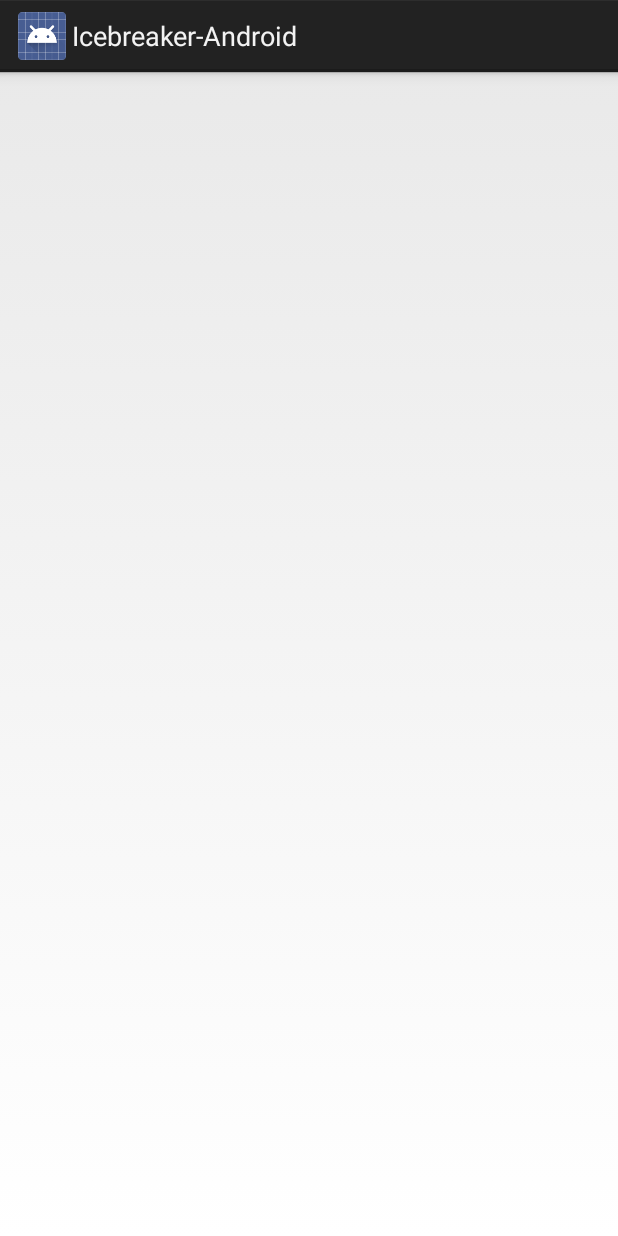
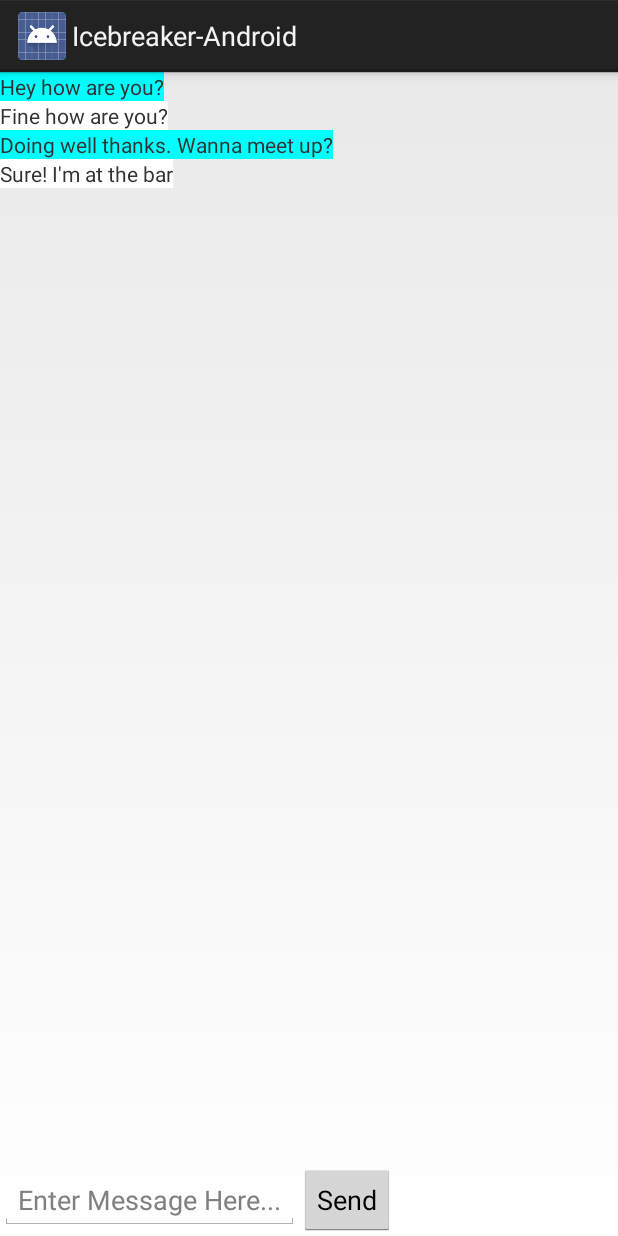
Before and after one commit to Stefan4472/Icebreaker, an Android app: the ChatActivity screen opened directly, with no data from a screen before it, on a phone screen of 412 x 824 dp. Run offline under Robolectric (Android 15) with nearby library versions, the phone set to English and light mode, and no system bars.

Commit message:
Chat Messages Showing Up, Updating, Different Colors

```diff
--- a/icebreaker-android/app/src/main/java/com/andycjstefan/icebreaker_android/ChatActivity.java
+++ b/icebreaker-android/app/src/main/java/com/andycjstefan/icebreaker_android/ChatActivity.java
@@ -2,25 +2,36 @@ package com.andycjstefan.icebreaker_android;
 
 import android.app.Activity;
 import android.os.Bundle;
+import android.support.v7.widget.LinearLayoutManager;
 import android.support.v7.widget.RecyclerView;
 import android.util.Log;
+import android.view.View;
+import android.widget.EditText;
 
+import java.util.LinkedList;
 import java.util.List;
 
 public class ChatActivity extends Activity {
 
     private static String[] messageObjects = {
-            "1, 2, Hey how are you?, 1515814620397",
-            "2, 1, Fine how are you?, 1515814648408",
-            "1, 2, Doing well thanks. Wanna meet up? I'm in the back, 1515814748408",
-            "2, 1, Sure! Meet you there... ;), 1515814848408"
+            "1,2,Hey how are you?,1515814620397",
+            "2,1,Fine how are you?,1515814648408",
+            "1,2,Doing well thanks. Wanna meet up?,1515814748408",
+            "2,1,Sure! I'm at the bar,1515814848408"
     };
 
     // displays scrolling list of chat messages
     private RecyclerView chatRecyclerView;
+    // adapter to chatRecyclerView
+    private ChatLogAdapter chatLogAdapter;
+    // box where user enters message
+    private EditText messageBox;
 
     // list of message objects in the chat
-    private List<Message> messages;
+    private List<Message> messages = new LinkedList<>();
+
+    // id of this user, and the user chatting with TODO: SEND IN BUNDLE
+    private int userId = 1, partnerId = 2;
 
     @Override
     protected void onCreate(Bundle savedInstanceState) {
@@ -28,14 +39,28 @@ public class ChatActivity extends Activity {
         setContentView(R.layout.chat_layout);
 
         chatRecyclerView = (RecyclerView) findViewById(R.id.chat_recycler_view);
+        chatRecyclerView.setLayoutManager(new LinearLayoutManager(this));
+
+        messageBox = (EditText) findViewById(R.id.type_message_field);
 
         // init messages from messageObjects
         for (String msg_str : messageObjects) {
-            messages.add(new Message(msg_str));
+            messages.add(Message.parse(msg_str));
             Log.d("Chat Activity", "Reading " + messages.get(messages.size() - 1));
         }
 
-        ChatLogAdapter chat_log_adapter = new ChatLogAdapter(this, messages);
-        chatRecyclerView.setAdapter(chat_log_adapter);
+        chatLogAdapter = new ChatLogAdapter(this, messages, userId, partnerId);
+        chatRecyclerView.setAdapter(chatLogAdapter);
+
+    }
+
+    // called when user clicks button to send typed message
+    public void onMessageSent(View view) {
+        Log.d("ChatActivity", "Adding Message");
+        // construct message object
+        Message sent = new Message(userId, partnerId, messageBox.getText().toString(), System.currentTimeMillis());
+        chatLogAdapter.addMessage(sent);
+        // clear text box
+        messageBox.setText("");
     }
 }
--- a/icebreaker-android/app/src/main/java/com/andycjstefan/icebreaker_android/ChatLogAdapter.java
+++ b/icebreaker-android/app/src/main/java/com/andycjstefan/icebreaker_android/ChatLogAdapter.java
@@ -1,6 +1,7 @@
 package com.andycjstefan.icebreaker_android;
 
 import android.content.Context;
+import android.graphics.Color;
 import android.support.v7.widget.RecyclerView;
 import android.text.Layout;
 import android.view.LayoutInflater;
@@ -11,7 +12,7 @@ import android.widget.TextView;
 import java.util.List;
 
 /**
- * Created by Stefan on 1/12/2018.
+ * Adapter for RecyclerView showing chat messages in the chat log.
  */
 
 public class ChatLogAdapter extends RecyclerView.Adapter<ChatLogAdapter.ChatMessageViewHolder> {
@@ -19,10 +20,13 @@ public class ChatLogAdapter extends RecyclerView.Adapter<ChatLogAdapter.ChatMess
     // messages in the chat
     private List<Message> messages;
     private Context context;
+    private int userId, partnerId;
 
-    public ChatLogAdapter(Context context, List<Message> messages) { // todo: give the JSON objects?
+    public ChatLogAdapter(Context context, List<Message> messages, int userId, int partnerId) { // todo: give the JSON objects?
         this.context = context;
         this.messages = messages;
+        this.userId = userId;
+        this.partnerId = partnerId;
     }
 
     @Override
@@ -34,6 +38,10 @@ public class ChatLogAdapter extends RecyclerView.Adapter<ChatLogAdapter.ChatMess
     @Override
     public void onBindViewHolder(ChatMessageViewHolder holder, int position) {
         Message m = messages.get(position);
+
+        // notify whether message in question was sent by this user
+        holder.setSentByUser(m.getSenderId() == userId);
+
         // bind data from the specified message to the holder layout
         holder.textView.setText(m.getText());
     }
@@ -43,12 +51,31 @@ public class ChatLogAdapter extends RecyclerView.Adapter<ChatLogAdapter.ChatMess
         return messages.size();
     }
 
+    // adds message to the chat
+    public void addMessage(Message newMsg) { // TODO: FIND POSITION USING TIMESTAMP
+        messages.add(newMsg);
+        // update
+        notifyItemInserted(messages.size() - 1);
+    }
+
     class ChatMessageViewHolder extends RecyclerView.ViewHolder {
         protected TextView textView;
+        // whether message was sent by the user (false = received)
+        protected boolean sentByUser;
 
         public ChatMessageViewHolder(View view) {
             super(view);
             this.textView = (TextView) view.findViewById(R.id.message_textview);
         }
+
+        public void setSentByUser(boolean sentByUser) {
+            this.sentByUser = sentByUser;
+            if (sentByUser) { // set cyan background and right-justify TODO: LEFT/RIGHT JUSTIFY
+                textView.setBackgroundColor(Color.CYAN);
+            } else { // set white background and left-justify
+                textView.setBackgroundColor(Color.WHITE);
+            }
+
+        }
     }
 }
--- a/icebreaker-android/app/src/main/java/com/andycjstefan/icebreaker_android/Message.java
+++ b/icebreaker-android/app/src/main/java/com/andycjstefan/icebreaker_android/Message.java
@@ -8,18 +8,32 @@ package com.andycjstefan.icebreaker_android;
 
 public class Message {
 
-    private int senderId, receiverId;
-    private String text;
-    private long timeStamp;
+    private int senderId = -1, receiverId = -1;
+    private String text = "";
+    private long timeStamp = 0;
+
+
+    public Message() {
+
+    }
+
+    public Message(int senderId, int receiverId, String text, long timeStamp) {
+        this.senderId = senderId;
+        this.receiverId = receiverId;
+        this.text = text;
+        this.timeStamp = timeStamp;
+    }
 
     // parses Message from string
     // String is simply comma-separated values TODO: COMMA-SEPARATION DOESN'T ALLOW MESSAGES TO CONTAIN COMMAS
-    public Message(String fromString) {
+    public static Message parse(String fromString) {
+        Message parsed = new Message();
         String[] values = fromString.split(",");
-        senderId = Integer.parseInt(values[0]);
-        receiverId = Integer.parseInt(values[1]);
-        text = values[2];
-        timeStamp = Long.parseLong(values[3]);
+        parsed.senderId = Integer.parseInt(values[0]);
+        parsed.receiverId = Integer.parseInt(values[1]);
+        parsed.text = values[2];
+        parsed.timeStamp = Long.parseLong(values[3]);
+        return parsed;
     }
 
     public int getSenderId() {
--- a/icebreaker-android/app/src/main/res/layout/chat_layout.xml
+++ b/icebreaker-android/app/src/main/res/layout/chat_layout.xml
@@ -12,4 +12,27 @@
         android:layout_height="match_parent">
     </android.support.v7.widget.RecyclerView>
 
+    <LinearLayout
+        android:layout_width="match_parent"
+        android:layout_height="wrap_content"
+        android:layout_alignParentBottom="true"
+        android:orientation="horizontal">
+
+        <!-- Box to type message -->
+        <EditText
+            android:id="@+id/type_message_field"
+            android:layout_width="wrap_content"
+            android:layout_height="wrap_content"
+            android:hint="Enter Message Here..."/>
+
+        <!-- Button to send message -->
+        <Button
+            android:id="@+id/send_message_btn"
+            android:layout_width="wrap_content"
+            android:layout_height="wrap_content"
+            android:text="Send"
+            android:onClick="onMessageSent"/>
+    </LinearLayout>
+
+
 </RelativeLayout>
--- a/icebreaker-android/app/src/main/res/layout/chat_message_layout.xml
+++ b/icebreaker-android/app/src/main/res/layout/chat_message_layout.xml
@@ -1,6 +1,7 @@
 <?xml version="1.0" encoding="utf-8"?>
 <LinearLayout
-    xmlns:android="http://schemas.android.com/apk/res/android" android:layout_width="match_parent"
+    xmlns:android="http://schemas.android.com/apk/res/android"
+    android:layout_width="match_parent"
     android:layout_height="match_parent">
 
     <TextView
```
Also changed, not shown: icebreaker-android/app/src/main/java/com/andycjstefan/icebreaker_android/NewUserActivity.java (+8 -0 lines), icebreaker-android/app/src/main/res/layout/new_user_layout.xml (+6 -1 lines).
